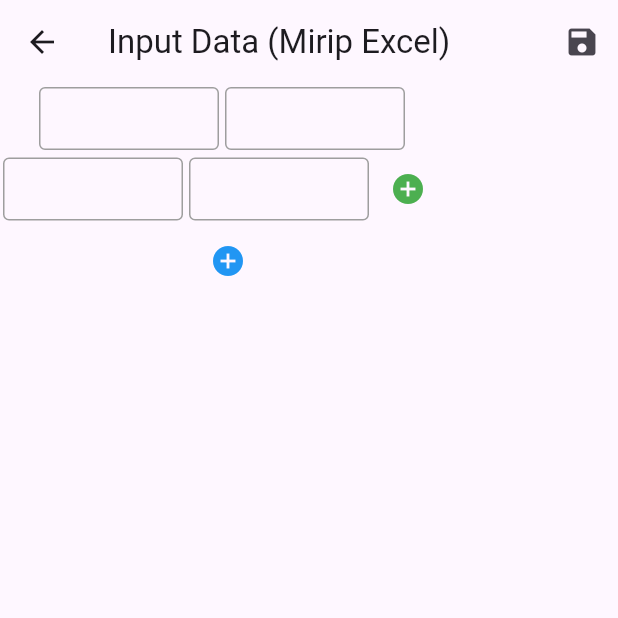
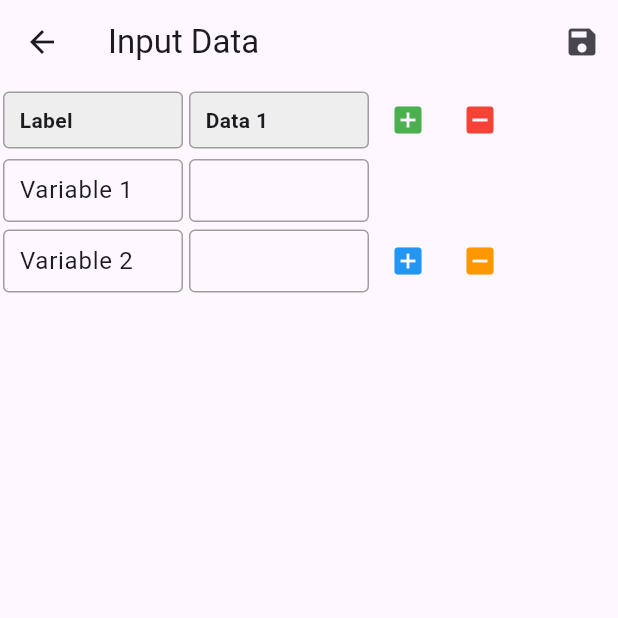
Before and after one commit to virtuezzysm202/chartix, a Flutter app: the InputDataPage screen opened by its route, on a phone screen of 412 x 824 dp, the top half of it. Run offline on Flutter 3.47's test engine with Material 3 defaults, Android fonts, the phone set to English and light mode, and no system bars.

Commit message:
Update Input data

```diff
--- a/lib/presentation/pages/input/input_data_page.dart
+++ b/lib/presentation/pages/input/input_data_page.dart
@@ -8,86 +8,137 @@ class InputDataPage extends StatefulWidget {
 }
 
 class _InputDataPageState extends State<InputDataPage> {
-  // Default table 2x2
+  // Default tabel: 2 baris x 2 kolom (Label + Data1)
   List<List<TextEditingController>> table = [
-    [TextEditingController(), TextEditingController()],
-    [TextEditingController(), TextEditingController()],
+    [TextEditingController(text: "Variable 1"), TextEditingController()],
+    [TextEditingController(text: "Variable 2"), TextEditingController()],
   ];
 
-  // Method for adding a new row
-  void _addRow() {
-    setState(() {
-      table.add(List.generate(table[0].length, (_) => TextEditingController()));
-    });
-  }
+  // Header (default: Label + Data1)
+  List<String> headers = ["Label", "Data 1"];
 
-  // Method for adding a new column
+  // Tambah kolom
   void _addColumn() {
     setState(() {
+      headers.add("Data ${headers.length}");
       for (var row in table) {
         row.add(TextEditingController());
       }
     });
   }
 
-  // Method for saving the table data
-  void _saveTable() async {
-    final fileNameController = TextEditingController();
-    await showDialog(
-      context: context,
-      builder: (context) => AlertDialog(
-        title: const Text("Simpan Data"),
-        content: TextField(
-          controller: fileNameController,
-          decoration: const InputDecoration(labelText: "Nama File"),
-        ),
-        actions: [
-          TextButton(
-            onPressed: () => Navigator.pop(context),
-            child: const Text("Batal"),
-          ),
-          ElevatedButton(
-            onPressed: () {
-              // Gather table contents
+  // Hapus kolom terakhir (jangan sampai habis Label)
+  void _removeColumn() {
+    if (headers.length > 1) {
+      setState(() {
+        headers.removeLast();
+        for (var row in table) {
+          row.removeLast();
+        }
+      });
+    }
+  }
+
+  // Tambah baris
+  void _addRow() {
+    setState(() {
+      table.add(
+        List.generate(headers.length, (i) {
+          return TextEditingController(
+            text: i == 0 ? "Variable ${table.length + 1}" : "",
+          );
+        }),
+      );
+    });
+  }
+
+  // Hapus baris terakhir (jangan sampai kosong)
+  void _removeRow() {
+    if (table.length > 1) {
+      setState(() {
+        table.removeLast();
+      });
+    }
+  }
+
+  // Simpan data
+  void _saveTable() {
     List<List<String>> values = table
         .map((row) => row.map((c) => c.text).toList())
         .toList();
-
-              debugPrint("Simpan ke file: ${fileNameController.text}");
-              debugPrint("Isi tabel: $values");
-
-              Navigator.pop(context);
-            },
-            child: const Text("Simpan"),
-          ),
-        ],
-      ),
-    );
+    debugPrint("Headers: $headers");
+    debugPrint("Values: $values");
+    // TODO: Integrasikan ke chart_page
   }
 
-  // Build the UI
   @override
   Widget build(BuildContext context) {
     return Scaffold(
       appBar: AppBar(
-        title: const Text("Input Data (Mirip Excel)"),
+        title: const Text("Input Data"),
         actions: [
           IconButton(icon: const Icon(Icons.save), onPressed: _saveTable),
         ],
       ),
       body: Column(
         children: [
+          // seluruh tabel (header + body) dalam satu scroll horizontal
           Expanded(
             child: SingleChildScrollView(
               scrollDirection: Axis.horizontal,
               child: Column(
+                crossAxisAlignment: CrossAxisAlignment.start,
                 children: [
-                  // semua baris tabel
+                  // HEADER
+                  Row(
+                    mainAxisSize: MainAxisSize.min,
+                    children: [
+                      ...List.generate(headers.length, (index) {
+                        return Container(
+                          width: 120,
+                          margin: const EdgeInsets.all(2),
+                          padding: const EdgeInsets.symmetric(
+                            vertical: 8,
+                            horizontal: 10,
+                          ),
+                          decoration: BoxDecoration(
+                            color: Colors.grey[200],
+                            border: Border.all(color: Colors.grey),
+                            borderRadius: BorderRadius.circular(4),
+                          ),
+                          child: Text(
+                            headers[index],
+                            style: const TextStyle(fontWeight: FontWeight.bold),
+                          ),
+                        );
+                      }),
+                      // Tombol tambah/kurang kolom
+                      Row(
+                        children: [
+                          IconButton(
+                            icon: const Icon(
+                              Icons.add_box,
+                              color: Colors.green,
+                            ),
+                            onPressed: _addColumn,
+                          ),
+                          IconButton(
+                            icon: const Icon(
+                              Icons.indeterminate_check_box,
+                              color: Colors.red,
+                            ),
+                            onPressed: _removeColumn,
+                          ),
+                        ],
+                      ),
+                    ],
+                  ),
+
+                  // ISI TABEL
                   ...List.generate(table.length, (rowIndex) {
                     return Row(
-                      crossAxisAlignment: CrossAxisAlignment.center,
+                      mainAxisSize: MainAxisSize.min,
                       children: [
-                        // semua kolom di baris ini
                         ...List.generate(table[rowIndex].length, (colIndex) {
                           return Container(
                             width: 120,
@@ -109,30 +160,29 @@ class _InputDataPageState extends State<InputDataPage> {
                             ),
                           );
                         }),
-
-                        // tombol tambah kolom hanya di baris terakhir
+                        // Tombol tambah/kurang baris hanya di akhir
                         if (rowIndex == table.length - 1)
+                          Row(
+                            children: [
                               IconButton(
                                 icon: const Icon(
-                              Icons.add_circle,
-                              color: Colors.green,
+                                  Icons.add_box,
+                                  color: Colors.blue,
                                 ),
-                            onPressed: _addColumn,
+                                onPressed: _addRow,
+                              ),
+                              IconButton(
+                                icon: const Icon(
+                                  Icons.indeterminate_check_box,
+                                  color: Colors.orange,
+                                ),
+                                onPressed: _removeRow,
+                              ),
+                            ],
                           ),
                       ],
                     );
                   }),
-
-                  // tombol tambah baris di bawah tabel
-                  Row(
-                    children: [
-                      const SizedBox(width: 8),
-                      IconButton(
-                        icon: const Icon(Icons.add_circle, color: Colors.blue),
-                        onPressed: _addRow,
-                      ),
-                    ],
-                  ),
                 ],
               ),
             ),
```
Lines whose indentation alone changed are shown as unchanged.
